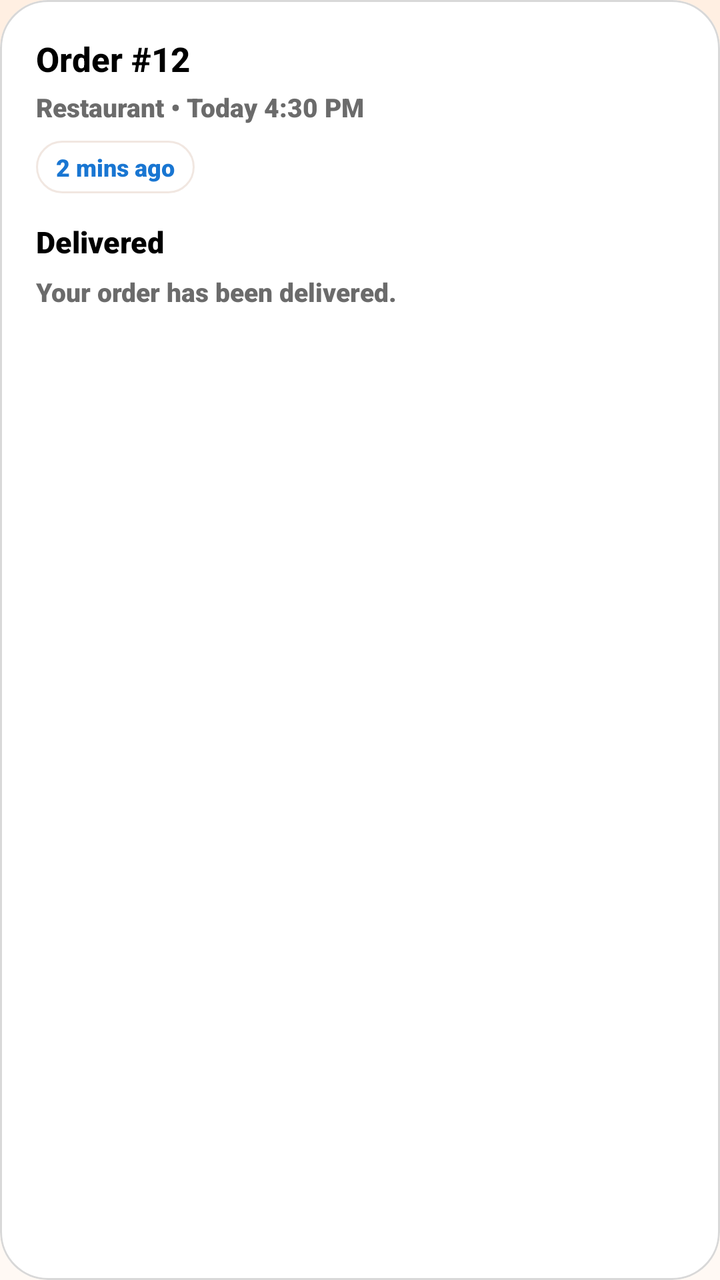
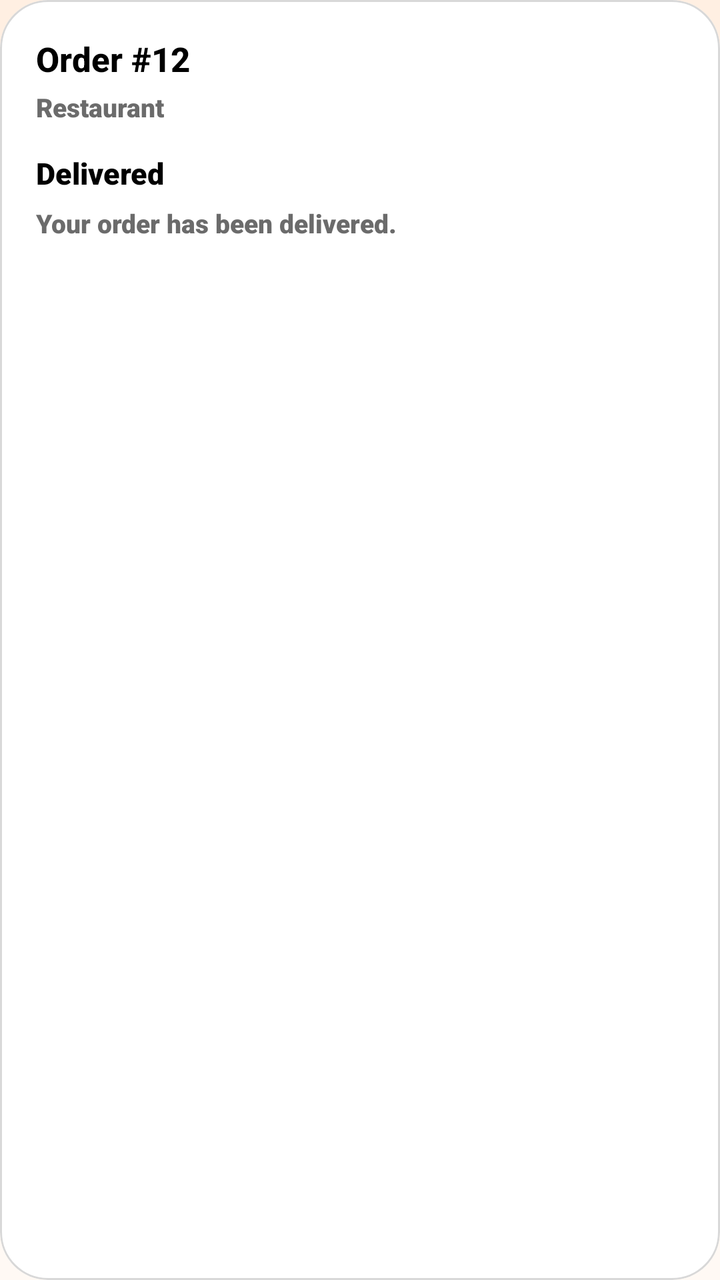

Screens rendered from an Android XML layout before and after an edit, with the pre-edit source and the edit as a unified diff.
<!-- AndroidManifest.xml: application theme Theme.FOODDASH -->
<!-- res/layout/item_notification_group.xml -->
<?xml version="1.0" encoding="utf-8"?>
<com.google.android.material.card.MaterialCardView xmlns:android="http://schemas.android.com/apk/res/android"
    xmlns:app="http://schemas.android.com/apk/res-auto"
    android:id="@+id/notificationGroupCard"
    android:layout_width="match_parent"
    android:layout_height="wrap_content"
    android:layout_marginBottom="14dp"
    app:cardBackgroundColor="@color/white"
    app:cardCornerRadius="24dp"
    app:cardElevation="0dp"
    app:strokeColor="@color/light_gray"
    app:strokeWidth="1dp">

    <LinearLayout
        android:layout_width="match_parent"
        android:layout_height="wrap_content"
        android:orientation="vertical"
        android:padding="18dp">

        <LinearLayout
            android:layout_width="match_parent"
            android:layout_height="wrap_content"
            android:orientation="horizontal"
            android:gravity="center_vertical">

            <TextView
                android:id="@+id/notificationGroupTitle"
                android:layout_width="0dp"
                android:layout_height="wrap_content"
                android:layout_weight="1"
                android:textColor="@color/black"
                android:textSize="17sp"
                android:textStyle="bold"
                android:fontFamily="sans-serif-medium"
                android:text="Order #12" />

            <TextView
                android:id="@+id/notificationGroupUnreadBadge"
                android:layout_width="wrap_content"
                android:layout_height="wrap_content"
                android:background="@drawable/cart_badge_background"
                android:paddingStart="10dp"
                android:paddingTop="4dp"
                android:paddingEnd="10dp"
                android:paddingBottom="4dp"
                android:text="Unread"
                android:textColor="@color/white"
                android:textSize="11sp"
                android:textStyle="bold"
                android:visibility="gone" />
        </LinearLayout>

        <TextView
            android:id="@+id/notificationGroupSubtitle"
            android:layout_width="match_parent"
            android:layout_height="wrap_content"
            android:layout_marginTop="4dp"
            android:textColor="@color/text_gray"
            android:textSize="13sp"
            android:text="Restaurant • Today 4:30 PM" />

        <TextView
            android:id="@+id/notificationGroupTimestamp"
            android:layout_width="wrap_content"
            android:layout_height="wrap_content"
            android:layout_marginTop="8dp"
            android:background="@drawable/bg_surface_card"
            android:paddingStart="10dp"
            android:paddingTop="5dp"
            android:paddingEnd="10dp"
            android:paddingBottom="5dp"
            android:textColor="@color/primary_blue"
            android:textSize="12sp"
            android:textStyle="bold"
            android:text="2 mins ago" />

        <TextView
            android:id="@+id/notificationStageSummary"
            android:layout_width="match_parent"
            android:layout_height="wrap_content"
            android:layout_marginTop="14dp"
            android:textColor="@color/black"
            android:textSize="15sp"
            android:textStyle="bold"
            android:text="Delivered" />

        <TextView
            android:id="@+id/notificationGroupMessage"
            android:layout_width="match_parent"
            android:layout_height="wrap_content"
            android:layout_marginTop="6dp"
            android:lineSpacingExtra="2dp"
            android:textColor="@color/text_gray"
            android:textSize="13sp"
            android:text="Your order has been delivered." />

        <LinearLayout
            android:id="@+id/notificationTimelineContainer"
            android:layout_width="match_parent"
            android:layout_height="wrap_content"
            android:layout_marginTop="14dp"
            android:orientation="vertical" />

        <LinearLayout
            android:id="@+id/notificationDriverContainer"
            android:layout_width="match_parent"
            android:layout_height="wrap_content"
            android:layout_marginTop="12dp"
            android:orientation="horizontal"
            android:visibility="gone" />

    </LinearLayout>

</com.google.android.material.card.MaterialCardView>
<!-- resources referenced by this layout -->
<resources>
  <color name="black">#FF000000</color>
  <color name="light_gray">#FFD8D8D8</color>
  <color name="primary_blue">#1976D2</color>
  <color name="text_gray">#FF6B6B6B</color>
  <color name="white">#FFFFFFFF</color>
  <!-- drawable bg_surface_card (drawable) -->
  <?xml version="1.0" encoding="utf-8"?>
  <shape xmlns:android="http://schemas.android.com/apk/res/android"
      android:shape="rectangle">
      <solid android:color="@color/brand_surface" />
      <stroke
          android:width="1dp"
          android:color="@color/brand_border" />
      <corners android:radius="18dp" />
  </shape>
  <!-- drawable cart_badge_background (drawable) -->
  <?xml version="1.0" encoding="utf-8"?>
  <shape xmlns:android="http://schemas.android.com/apk/res/android"
      android:shape="oval">
      <solid android:color="@color/brand_badge" />
  </shape>
  <style name="Theme.FOODDASH" parent="Base.Theme.FOODDASH" />
  <color name="brand_surface">#FFFFFFFF</color>
  <color name="brand_border">#26A2603A</color>
  <color name="brand_badge">#D9412E</color>
  <style name="Base.Theme.FOODDASH" parent="Theme.Material3.DayNight.NoActionBar">
          <item name="colorPrimary">@color/brand_primary</item>
          <item name="colorOnPrimary">@color/white</item>
          <item name="colorPrimaryContainer">@color/faded_orange</item>
          <item name="colorOnPrimaryContainer">@color/brand_text</item>
          <item name="colorSecondary">@color/brand_secondary</item>
          <item name="colorOnSecondary">@color/white</item>
          <item name="colorSurface">@color/brand_surface</item>
          <item name="colorOnSurface">@color/brand_text</item>
          <item name="colorSurfaceVariant">@color/brand_surface_soft</item>
          <item name="colorOutline">@color/brand_border</item>
          <item name="android:colorBackground">@color/light_faded_orange</item>
          <item name="android:statusBarColor">@android:color/transparent</item>
          <item name="android:navigationBarColor">@color/brand_surface</item>
          <item name="android:windowLightStatusBar">true</item>
          <item name="android:fontFamily">sans-serif-black</item>
          <item name="android:textStyle">bold</item>
          <item name="android:textColorPrimary">@color/brand_text</item>
          <item name="android:textColorSecondary">@color/black</item>
          <item name="android:windowBackground">@drawable/bg_app_gradient</item>
          <item name="materialCardViewStyle">@style/Widget.FOODDASH.Card</item>
      </style>
  <color name="brand_primary">#E35B2D</color>
  <color name="faded_orange">#FFE8A871</color>
  <color name="brand_text">#000000</color>
  <color name="brand_secondary">#2E7D58</color>
  <color name="brand_surface_soft">#FFFFF9F4</color>
  <color name="light_faded_orange">#FFFFF5EE</color>
  <!-- drawable bg_app_gradient (drawable) -->
  <?xml version="1.0" encoding="utf-8"?>
  <shape xmlns:android="http://schemas.android.com/apk/res/android"
      android:shape="rectangle">
      <gradient
          android:angle="270"
          android:endColor="@color/brand_gradient_end"
          android:startColor="@color/brand_gradient_start" />
  </shape>
  <style name="Widget.FOODDASH.Card" parent="Widget.Material3.CardView.Elevated">
          <item name="cardBackgroundColor">@color/brand_surface</item>
          <item name="cardCornerRadius">18dp</item>
          <item name="cardElevation">2dp</item>
      </style>
  <color name="brand_gradient_end">#FFFFF9F4</color>
  <color name="brand_gradient_start">#FFFFEFE2</color>
</resources>

<!-- the commit's change to res/layout/item_notification_group.xml (unified diff, before → after) -->
@@ -57,13 +57,14 @@
             android:layout_marginTop="4dp"
             android:textColor="@color/text_gray"
             android:textSize="13sp"
-            android:text="Restaurant • Today 4:30 PM" />
+            android:text="Restaurant" />
 
         <TextView
             android:id="@+id/notificationGroupTimestamp"
             android:layout_width="wrap_content"
             android:layout_height="wrap_content"
             android:layout_marginTop="8dp"
+            android:visibility="gone"
             android:background="@drawable/bg_surface_card"
             android:paddingStart="10dp"
             android:paddingTop="5dp"
@@ -72,7 +73,7 @@
             android:textColor="@color/primary_blue"
             android:textSize="12sp"
             android:textStyle="bold"
-            android:text="2 mins ago" />
+            android:text="" />
 
         <TextView
             android:id="@+id/notificationStageSummary"
